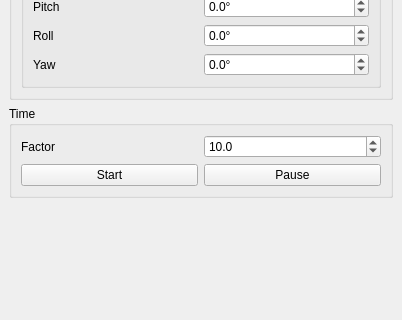
wpfhtl/octocopter, file simulator/simulationcontrolwidget.ui: the form before one commit; both pictures show x 0 to 402 and y 471 to 791 of the 402 by 898 pixel window.
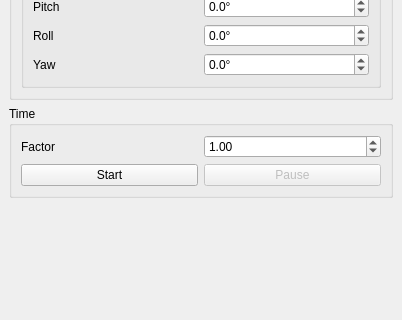
The form after the commit.

Patch:
```diff
--- a/simulator/simulationcontrolwidget.ui
+++ b/simulator/simulationcontrolwidget.ui
@@ -407,10 +407,10 @@
        <item row="0" column="1">
         <widget class="QDoubleSpinBox" name="mSpinBoxTimeFactor">
          <property name="decimals">
-          <number>1</number>
+          <number>2</number>
          </property>
          <property name="minimum">
-          <double>0.100000000000000</double>
+          <double>0.010000000000000</double>
          </property>
          <property name="maximum">
           <double>1000.000000000000000</double>
@@ -419,7 +419,7 @@
           <double>0.100000000000000</double>
          </property>
          <property name="value">
-          <double>10.000000000000000</double>
+          <double>1.000000000000000</double>
          </property>
         </widget>
        </item>
@@ -432,6 +432,9 @@
        </item>
        <item row="1" column="1">
         <widget class="QPushButton" name="mBtnPause">
+         <property name="enabled">
+          <bool>false</bool>
+         </property>
          <property name="text">
           <string>Pause</string>
          </property>
```
